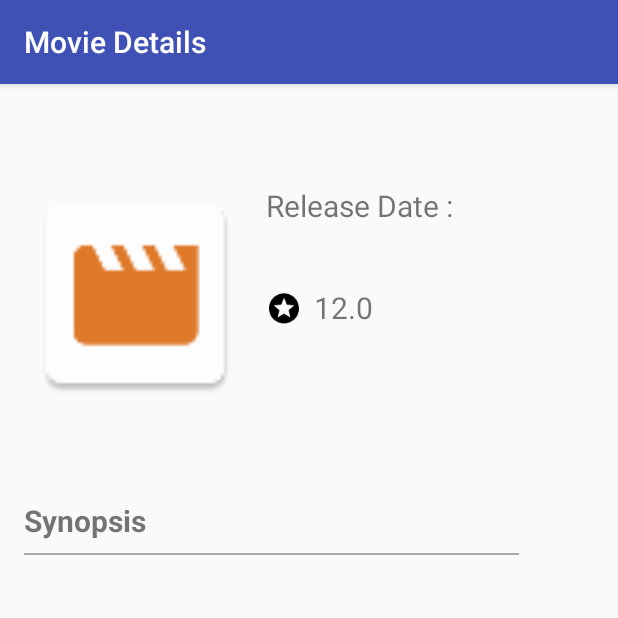
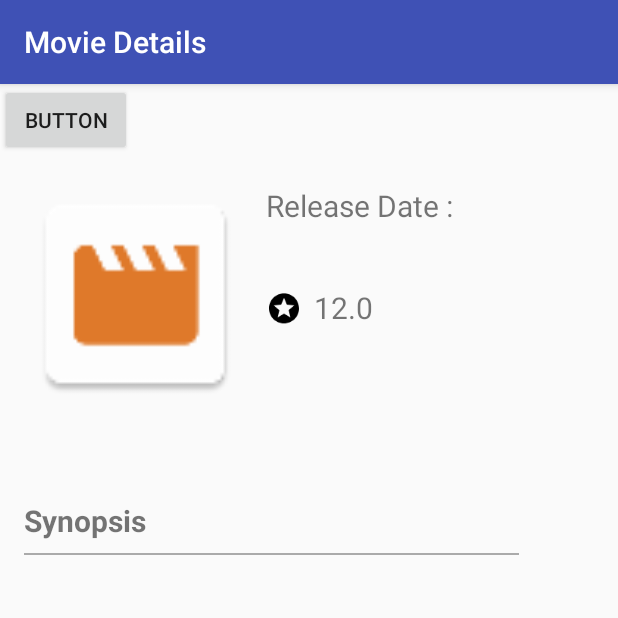
Before and after one commit to zenaufa/Popular-Movie-Phase-1, an Android app: the DetailActivity screen opened directly, with no data from a screen before it, on a phone screen of 412 x 824 dp, the top half of it. Run offline under Robolectric (Android 15) with nearby library versions, the light colour scheme and no system bars; our stand-ins replace Picasso; pictures from the network do not load.

Commit message:
Added temporary favorite button (still crashing)

```diff
--- a/app/src/main/res/layout-land/activity_detail.xml
+++ b/app/src/main/res/layout-land/activity_detail.xml
@@ -1,6 +1,7 @@
 <?xml version="1.0" encoding="utf-8"?>
 
-<ScrollView xmlns:tools="http://schemas.android.com/tools"
+<ScrollView xmlns:app="http://schemas.android.com/apk/res-auto"
+    xmlns:tools="http://schemas.android.com/tools"
     android:id="@+id/scrollView"
     android:layout_width="match_parent"
     android:layout_height="match_parent"
@@ -210,6 +211,14 @@
             android:layout_marginLeft="0dp"
             android:layout_marginTop="7dp" />
 
+        <Button
+            android:id="@+id/favorite"
+            android:layout_width="wrap_content"
+            android:layout_height="wrap_content"
+            android:text="Button"
+            tools:layout_editor_absoluteX="177dp"
+            tools:layout_editor_absoluteY="176dp" />
+
 
     </android.support.constraint.ConstraintLayout>
 </ScrollView>
--- a/app/src/main/res/layout/activity_detail.xml
+++ b/app/src/main/res/layout/activity_detail.xml
@@ -209,5 +209,13 @@
             app:layout_constraintTop_toBottomOf="@+id/releaseDate"
             android:layout_marginLeft="0dp"
             android:layout_marginTop="7dp" />
+
+        <Button
+            android:id="@+id/favorite"
+            android:layout_width="wrap_content"
+            android:layout_height="wrap_content"
+            android:text="Button"
+            tools:layout_editor_absoluteX="175dp"
+            tools:layout_editor_absoluteY="185dp" />
     </android.support.constraint.ConstraintLayout>
 </ScrollView>
```
